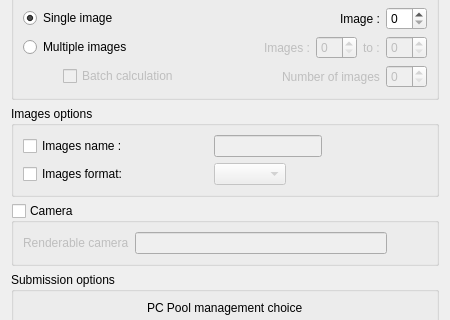
Qt form resources/ui/JobCreationWidget.ui (THEfireZz/Mygale) before a commit; both pictures show x 0 to 450 and y 309 to 629 of the 450 by 785 pixel window.
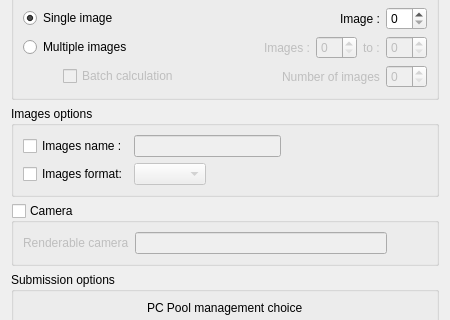
The same form after that commit.

Commit message: Import images formats

```diff
--- a/resources/ui/JobCreationWidget.ui
+++ b/resources/ui/JobCreationWidget.ui
@@ -310,22 +310,6 @@
           </property>
          </widget>
         </item>
-        <item>
-         <spacer name="horizontalSpacer_6">
-          <property name="orientation">
-           <enum>Qt::Orientation::Horizontal</enum>
-          </property>
-          <property name="sizeType">
-           <enum>QSizePolicy::Policy::Maximum</enum>
-          </property>
-          <property name="sizeHint" stdset="0">
-           <size>
-            <width>80</width>
-            <height>20</height>
-           </size>
-          </property>
-         </spacer>
-        </item>
         <item>
          <widget class="QLineEdit" name="imagesNameLineEdit">
           <property name="enabled">
@@ -357,27 +341,14 @@
           </property>
          </widget>
         </item>
-        <item>
-         <spacer name="horizontalSpacer_7">
-          <property name="orientation">
-           <enum>Qt::Orientation::Horizontal</enum>
-          </property>
-          <property name="sizeType">
-           <enum>QSizePolicy::Policy::Maximum</enum>
-          </property>
-          <property name="sizeHint" stdset="0">
-           <size>
-            <width>80</width>
-            <height>20</height>
-           </size>
-          </property>
-         </spacer>
-        </item>
         <item>
          <widget class="QComboBox" name="imagesFormatComboBox">
           <property name="enabled">
            <bool>false</bool>
           </property>
+          <property name="sizeAdjustPolicy">
+           <enum>QComboBox::SizeAdjustPolicy::AdjustToContents</enum>
+          </property>
          </widget>
         </item>
         <item>
```
The commit also changes 2 other files.
